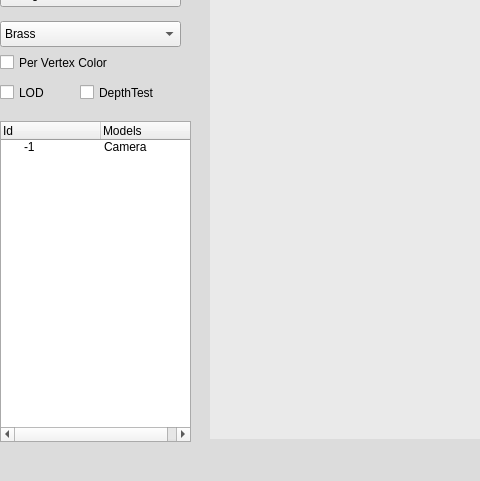
This is interface.ui in thejdeep/pyramid-point-renderer as Qt 5 draws it before an edit; both pictures show x 0 to 480 and y 375 to 856 of the 987 by 856 pixel window. The edited form follows.
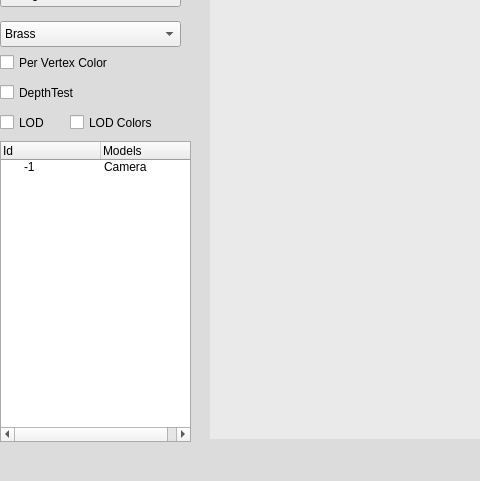
This is the edited form. Custom widgets are drawn as their Qt base class.

The edit to the form file:
```diff
--- a/interface.ui
+++ b/interface.ui
@@ -158,9 +158,9 @@
     <property name="geometry" >
      <rect>
       <x>0</x>
-      <y>460</y>
+      <y>480</y>
       <width>191</width>
-      <height>321</height>
+      <height>301</height>
      </rect>
     </property>
     <column>
@@ -468,7 +468,7 @@
     <property name="geometry" >
      <rect>
       <x>0</x>
-      <y>420</y>
+      <y>450</y>
       <width>51</width>
       <height>23</height>
      </rect>
@@ -480,7 +480,7 @@
    <widget class="QCheckBox" name="checkBoxDepthTest" >
     <property name="geometry" >
      <rect>
-      <x>80</x>
+      <x>0</x>
       <y>420</y>
       <width>91</width>
       <height>23</height>
@@ -490,6 +490,19 @@
      <string>DepthTest</string>
     </property>
    </widget>
+   <widget class="QCheckBox" name="checkBoxLODColors" >
+    <property name="geometry" >
+     <rect>
+      <x>70</x>
+      <y>450</y>
+      <width>91</width>
+      <height>23</height>
+     </rect>
+    </property>
+    <property name="text" >
+     <string>LOD Colors</string>
+    </property>
+   </widget>
   </widget>
   <widget class="QMenuBar" name="menubar" >
    <property name="geometry" >
```
Left out of the diff: 5 changed lines with no effect on the pictures.
